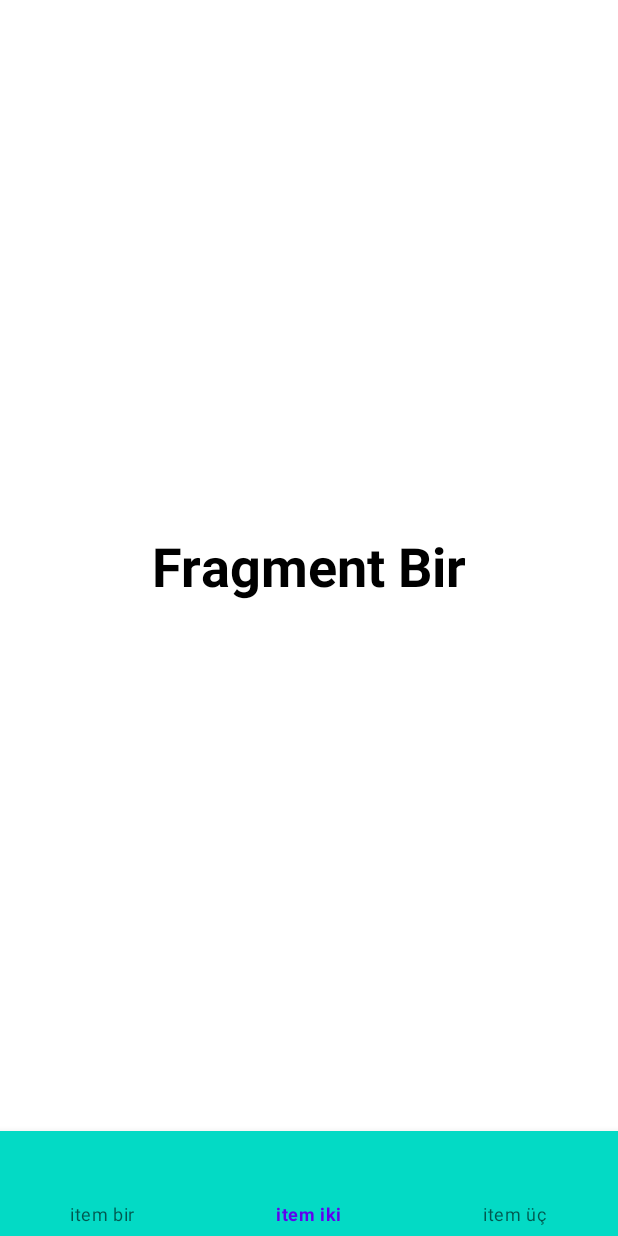
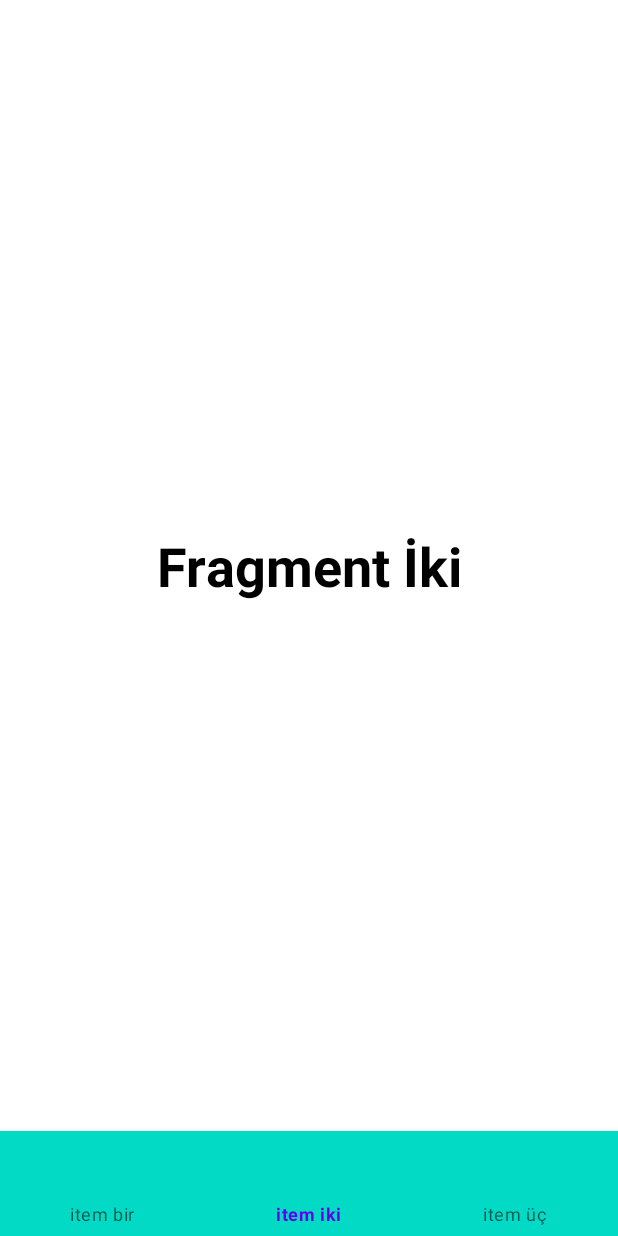
Before and after one commit to oguzhandroid/MaterialDesign, an Android app: the BottomNavigationActivity screen opened directly, with no data from a screen before it, item 2 of the bottom bar chosen, on a phone screen of 412 x 824 dp. Run offline under Robolectric (Android 15) with nearby library versions, the phone set to English and light mode, and no system bars.

```diff
--- a/app/src/main/java/com/ogocer/materialdesignkullanimi/BottomNavigationActivity.java
+++ b/app/src/main/java/com/ogocer/materialdesignkullanimi/BottomNavigationActivity.java
@@ -1,9 +1,11 @@
 package com.ogocer.materialdesignkullanimi;
 
+import androidx.annotation.NonNull;
 import androidx.appcompat.app.AppCompatActivity;
 import androidx.fragment.app.Fragment;
 
 import android.os.Bundle;
+import android.view.MenuItem;
 
 import com.google.android.material.bottomnavigation.BottomNavigationView;
 
@@ -21,6 +23,27 @@ public class BottomNavigationActivity extends AppCompatActivity {
         getSupportFragmentManager().beginTransaction()
                 .add(R.id.fragment_tutucu,new FragmentBirinci()).commit();
 
+        bottomNavigationView.setOnNavigationItemSelectedListener(new BottomNavigationView.OnNavigationItemSelectedListener() {
+            @Override
+            public boolean onNavigationItemSelected(@NonNull MenuItem item) {
+                if (item.getItemId() == R.id.action_bir){
+                    geciciFragment = new FragmentBirinci();
+                }
+                if (item.getItemId() == R.id.action_iki){
+                    geciciFragment = new FragmentIkinci();
+                }
+                if (item.getItemId() == R.id.action_uc){
+                    geciciFragment = new FragmentUcuncu();
+                }
+
+                getSupportFragmentManager().beginTransaction()
+                        .replace(R.id.fragment_tutucu,geciciFragment).commit();
+                return true;
+            }
+        });
 
     }
+
+
+
 }
```
